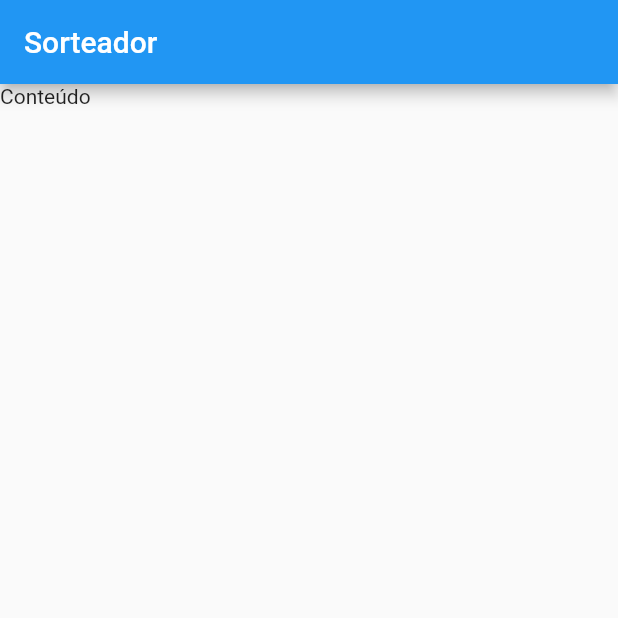
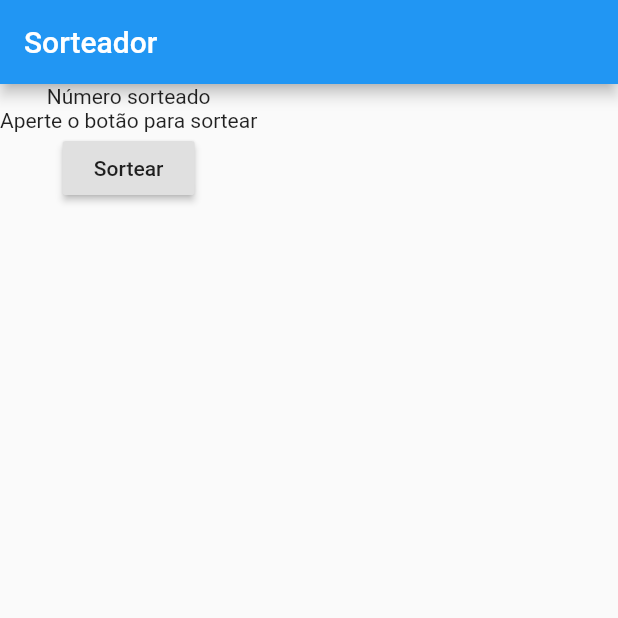
Before and after one commit to elton-fonseca/exemplo-flutter-fundamentos, a Flutter app: the screen it shows after launch, on a phone screen of 412 x 824 dp, the top half of it. Run offline on Flutter 3.47's test engine with Material 2 defaults, Android fonts, the phone set to English and light mode, and no system bars.

Commit message:
Usando o Widget de coluna

```diff
--- a/lib/main.dart
+++ b/lib/main.dart
@@ -1,5 +1,3 @@
-import 'dart:math';
-
 import 'package:flutter/material.dart';
 
 void main() {
@@ -14,7 +12,16 @@ class Sorteador extends StatelessWidget {
         appBar: AppBar(
           title: Text('Sorteador'),
         ),
-        body: Text('Conteúdo'),
+        body: Column(
+          children: [
+            Text('Número sorteado'),
+            Text('Aperte o botão para sortear'),
+            RaisedButton(
+              onPressed: () => {},
+              child: Text('Sortear'),
+            ),
+          ],
+        ),
       ),
     );
   }
```
